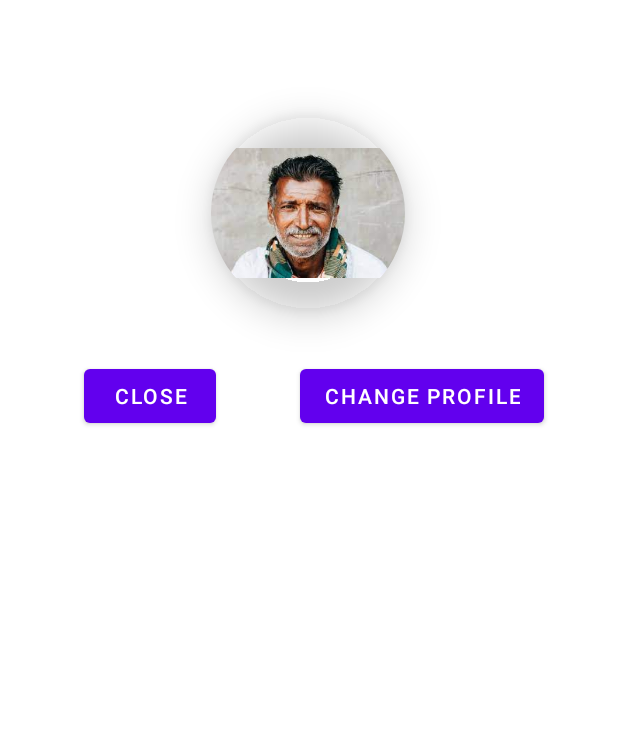
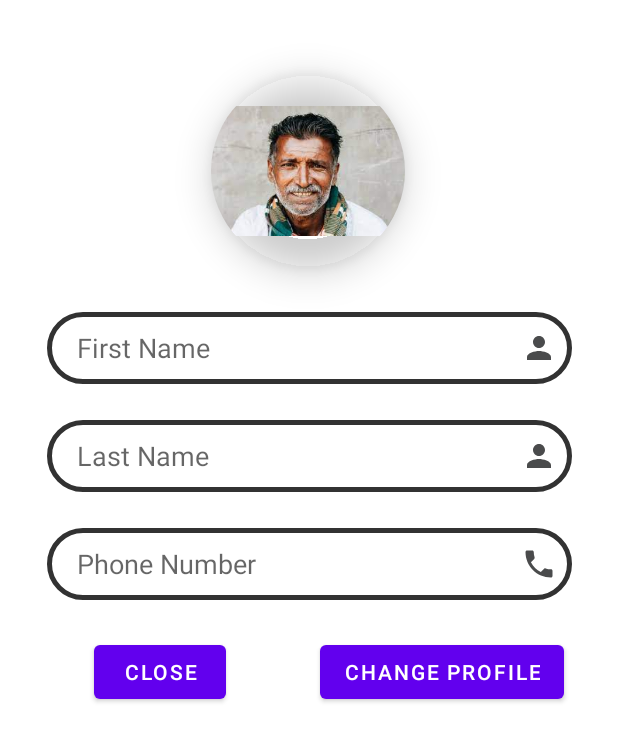
Before and after one commit to YashitaKumar/Chit-Fund-Management-App, an Android app: the screen it shows after launch once a user with an empty profile is signed in (ChangeProfilePicture before the commit, ChangeProfile after it), after a tap on "CRUD", on a phone screen of 412 x 824 dp. Shown: the top 741 px of the screen. Run offline under Robolectric (Android 15) with nearby library versions, the phone set to English and light mode, and no system bars; our stand-ins replace Firebase (no records; nobody signed in at launch, a user with empty details on screens opened directly), Picasso.

Commit message:
Added change profile functionalities in CRUD element in DashboardActivity

```diff
--- a/app/build.gradle
+++ b/app/build.gradle
@@ -44,6 +44,7 @@ dependencies {
     implementation platform('com.google.firebase:firebase-bom:30.1.0')
     implementation 'com.squareup.picasso:picasso:2.8'
     implementation 'com.google.firebase:firebase-storage:20.0.1'
+    implementation 'com.google.firebase:firebase-firestore:24.2.0'
     testImplementation 'junit:junit:4.+'
     androidTestImplementation 'androidx.test.ext:junit:1.1.3'
     androidTestImplementation 'androidx.test.espresso:espresso-core:3.4.0'
--- a/app/src/main/AndroidManifest.xml
+++ b/app/src/main/AndroidManifest.xml
@@ -13,7 +13,7 @@
             android:name=".ResetPasswordActivity"
             android:exported="false" />
         <activity
-            android:name=".ChangeProfilePicture"
+            android:name=".ChangeProfile"
             android:exported="false" />
         <activity
             android:name=".DashboardActivity"
--- /dev/null
+++ b/app/src/main/java/com/example/chitfund/ChangeProfile.java
@@ -0,0 +1,172 @@
+package com.example.chitfund;
+
+import android.app.Activity;
+import android.content.Intent;
+import android.net.Uri;
+import android.os.Bundle;
+import android.provider.MediaStore;
+import android.view.View;
+import android.widget.Button;
+import android.widget.EditText;
+import android.widget.TextView;
+import android.widget.Toast;
+
+import androidx.annotation.NonNull;
+import androidx.annotation.Nullable;
+import androidx.appcompat.app.AppCompatActivity;
+
+import com.google.android.gms.tasks.OnFailureListener;
+import com.google.android.gms.tasks.OnSuccessListener;
+import com.google.android.material.imageview.ShapeableImageView;
+import com.google.firebase.auth.FirebaseAuth;
+import com.google.firebase.auth.FirebaseUser;
+import com.google.firebase.database.DataSnapshot;
+import com.google.firebase.database.DatabaseError;
+import com.google.firebase.database.DatabaseReference;
+import com.google.firebase.database.FirebaseDatabase;
+import com.google.firebase.database.ValueEventListener;
+import com.google.firebase.firestore.DocumentReference;
+import com.google.firebase.firestore.FirebaseFirestore;
+import com.google.firebase.storage.FirebaseStorage;
+import com.google.firebase.storage.StorageReference;
+import com.google.firebase.storage.UploadTask;
+import com.squareup.picasso.Picasso;
+
+import java.util.HashMap;
+import java.util.Map;
+
+public class ChangeProfile extends AppCompatActivity implements View.OnClickListener {
+
+    private ShapeableImageView shapeableImageViewProfilePicture;
+    private Button closeButton;
+    private Button ButtonChangeProfile;
+    private EditText fName,lName,phoneNumber;
+
+    private final static int galleryRequestCode = 69;
+
+    private FirebaseAuth mAuth;
+    private DatabaseReference fDatabase;
+
+    private StorageReference storageReference;
+    private StorageReference profileReference;
+
+    //on creating the activity
+    @Override
+    protected void onCreate(Bundle savedInstanceState) {
+        super.onCreate(savedInstanceState);
+        setContentView(R.layout.activity_change_profile_picture);
+
+        //Defining the variables
+        mAuth = FirebaseAuth.getInstance();
+        storageReference = FirebaseStorage.getInstance().getReference();
+        fDatabase = FirebaseDatabase.getInstance().getReference("Users");
+
+        shapeableImageViewProfilePicture = findViewById(R.id.shapeableImageViewProfilePicture);
+        closeButton = findViewById(R.id.ButtonClose);
+        ButtonChangeProfile = findViewById(R.id.buttonChange);
+        fName = findViewById(R.id.editTextFName);
+        lName = findViewById(R.id.editTextLName);
+        phoneNumber = findViewById(R.id.editTextPhoneNumber);
+        //downloading profile.jpg from firebase storage
+        profileReference = storageReference.child("Users/"+mAuth.getCurrentUser().getUid()+"/profile.jpg");
+        profileReference.getDownloadUrl().addOnSuccessListener(new OnSuccessListener<Uri>() {
+            @Override
+            public void onSuccess(Uri uri) {
+                Picasso.get().load(uri).into(shapeableImageViewProfilePicture);
+            }
+        }).addOnFailureListener(new OnFailureListener() {
+            @Override
+            public void onFailure(@NonNull Exception e) {
+                Toast.makeText(ChangeProfile.this, "Failed to load the profile picture!", Toast.LENGTH_SHORT).show();
+            }
+        });
+
+        fName.setText(DashboardActivity.fName, TextView.BufferType.EDITABLE);
+        lName.setText(DashboardActivity.lName, TextView.BufferType.EDITABLE);
+        phoneNumber.setText(DashboardActivity.phoneNo, TextView.BufferType.EDITABLE);
+
+        closeButton.setOnClickListener(this);
+        ButtonChangeProfile.setOnClickListener(this);
+        shapeableImageViewProfilePicture.setOnClickListener(this);
+    }
+
+    private void changeProfile(){
+        if(fName.getText().toString().trim().isEmpty()||
+                lName.getText().toString().trim().isEmpty()||
+                phoneNumber.getText().toString().trim().isEmpty()){
+            Toast.makeText(this, "One or Many fields are empty.", Toast.LENGTH_SHORT).show();
+        }
+        HashMap<String,Object> user = new HashMap();
+
+        user.put("fName",fName.getText().toString().trim());
+        user.put("lName",lName.getText().toString().trim());
+        user.put("phoneNumber",phoneNumber.getText().toString().trim());
+
+        fDatabase.child(mAuth.getCurrentUser().getUid()).updateChildren(user).addOnSuccessListener(new OnSuccessListener<Void>() {
+            @Override
+            public void onSuccess(Void unused) {
+                startActivity(new Intent(ChangeProfile.this, DashboardActivity.class));
+                finish();
+            }
+        }).addOnFailureListener(new OnFailureListener() {
+            @Override
+            public void onFailure(@NonNull Exception e) {
+                Toast.makeText(ChangeProfile.this, e.getMessage(), Toast.LENGTH_SHORT).show();
+            }
+        });
+
+
+    }
+
+    @Override
+    protected void onActivityResult(int requestCode, int resultCode, @Nullable Intent data) {
+        super.onActivityResult(requestCode, resultCode, data);
+        if(requestCode==galleryRequestCode && resultCode== Activity.RESULT_OK){
+            Uri imageUri= data.getData();
+//            shapeableImageViewProfilePicture.setImageURI(imageUri);
+            uploadProfileImage(imageUri);
+        }
+    }
+
+    private void uploadProfileImage(Uri imageUri){
+        StorageReference fileRef = storageReference.child("Users/"+mAuth.getCurrentUser().getUid()+"/profile.jpg");
+        Toast.makeText(this, "Uploading! Just wait few seconds", Toast.LENGTH_SHORT).show();
+        fileRef.putFile(imageUri).addOnSuccessListener(new OnSuccessListener<UploadTask.TaskSnapshot>() {
+            @Override
+            public void onSuccess(UploadTask.TaskSnapshot taskSnapshot) {
+                Toast.makeText(ChangeProfile.this, "Uploaded", Toast.LENGTH_SHORT).show();
+                fileRef.getDownloadUrl().addOnSuccessListener(new OnSuccessListener<Uri>() {
+                    @Override
+                    public void onSuccess(Uri uri) {
+                        Picasso.get().load(uri).into(shapeableImageViewProfilePicture);
+                    }
+                });
+            }
+        }).addOnFailureListener(new OnFailureListener() {
+            @Override
+            public void onFailure(@NonNull Exception e) {
+                Toast.makeText(ChangeProfile.this, "Failed to upload", Toast.LENGTH_SHORT).show();
+            }
+        });
+    }
+
+    private void changingProfilePicture(){
+        Intent openGalleryIntent = new Intent(Intent.ACTION_PICK, MediaStore.Images.Media.EXTERNAL_CONTENT_URI);
+        startActivityForResult(openGalleryIntent,galleryRequestCode);
+    }
+
+    @Override
+    public void onClick(View view) {
+        switch (view.getId()){
+            case (R.id.ButtonClose):
+                finish();
+                break;
+            case (R.id.buttonChange):
+                changeProfile();
+                break;
+            case (R.id.shapeableImageViewProfilePicture):
+                changingProfilePicture();
+                break;
+        }
+    }
+}
--- a/app/src/main/java/com/example/chitfund/ChangeProfilePicture.java
+++ /dev/null
@@ -1,113 +0,0 @@
-package com.example.chitfund;
-
-import androidx.annotation.NonNull;
-import androidx.annotation.Nullable;
-import androidx.appcompat.app.AppCompatActivity;
-
-import android.app.Activity;
-import android.content.Intent;
-import android.net.Uri;
-import android.os.Bundle;
-import android.provider.MediaStore;
-import android.view.View;
-import android.widget.Button;
-import android.widget.TextView;
-import android.widget.Toast;
-
-import com.google.android.gms.tasks.OnFailureListener;
-import com.google.android.gms.tasks.OnSuccessListener;
-import com.google.android.material.imageview.ShapeableImageView;
-import com.google.firebase.auth.FirebaseAuth;
-import com.google.firebase.database.DatabaseReference;
-import com.google.firebase.database.FirebaseDatabase;
-import com.google.firebase.storage.FirebaseStorage;
-import com.google.firebase.storage.StorageReference;
-import com.google.firebase.storage.StorageTask;
-import com.google.firebase.storage.UploadTask;
-import com.squareup.picasso.Picasso;
-
-public class ChangeProfilePicture extends AppCompatActivity implements View.OnClickListener {
-
-    private ShapeableImageView shapeableImageViewProfilePicture;
-    private Button closeButton;
-    private Button ButtonChangeProfile;
-    private final static int galleryRequestCode = 69;
-
-    private DatabaseReference databaseReference;
-    private FirebaseAuth mAuth;
-
-    private Uri imageUri;
-    private String myUri="";
-    private StorageTask uploadTask;
-    private StorageReference storageReference;
-    private StorageReference profileReference;
-
-    @Override
-    protected void onCreate(Bundle savedInstanceState) {
-        super.onCreate(savedInstanceState);
-        setContentView(R.layout.activity_change_profile_picture);
-
-        mAuth = FirebaseAuth.getInstance();
-        storageReference = FirebaseStorage.getInstance().getReference();
-
-        shapeableImageViewProfilePicture = findViewById(R.id.shapeableImageViewProfilePicture);
-        closeButton = findViewById(R.id.ButtonClose);
-        ButtonChangeProfile = findViewById(R.id.buttonChange);
-
-
-
-        closeButton.setOnClickListener(this);
-        ButtonChangeProfile.setOnClickListener(this);
-    }
-
-
-    private void uploadProfileImage(Uri imageUri){
-        StorageReference fileRef = storageReference.child("Users/"+mAuth.getCurrentUser().getUid()+"/profile.jpg");
-        Toast.makeText(this, "Uploading! Just wait few seconds", Toast.LENGTH_SHORT).show();
-        fileRef.putFile(imageUri).addOnSuccessListener(new OnSuccessListener<UploadTask.TaskSnapshot>() {
-            @Override
-            public void onSuccess(UploadTask.TaskSnapshot taskSnapshot) {
-                Toast.makeText(ChangeProfilePicture.this, "Uploaded", Toast.LENGTH_SHORT).show();
-                fileRef.getDownloadUrl().addOnSuccessListener(new OnSuccessListener<Uri>() {
-                    @Override
-                    public void onSuccess(Uri uri) {
-                        Picasso.get().load(uri).into(shapeableImageViewProfilePicture);
-                    }
-                });
-            }
-        }).addOnFailureListener(new OnFailureListener() {
-            @Override
-            public void onFailure(@NonNull Exception e) {
-                Toast.makeText(ChangeProfilePicture.this, "Failed to upload", Toast.LENGTH_SHORT).show();
-            }
-        });
-    }
-
-    @Override
-    protected void onActivityResult(int requestCode, int resultCode, @Nullable Intent data) {
-        super.onActivityResult(requestCode, resultCode, data);
-        if(requestCode==galleryRequestCode && resultCode== Activity.RESULT_OK){
-            Uri imageUri= data.getData();
-//            shapeableImageViewProfilePicture.setImageURI(imageUri);
-            uploadProfileImage(imageUri);
-        }
-    }
-
-    private void changeProfileImage(){
-        Intent openGalleryIntent = new Intent(Intent.ACTION_PICK, MediaStore.Images.Media.EXTERNAL_CONTENT_URI);
-        startActivityForResult(openGalleryIntent,galleryRequestCode);
-    }
-
-    @Override
-    public void onClick(View view) {
-        switch (view.getId()){
-            case (R.id.ButtonClose):
-                finish();
-                break;
-            case (R.id.buttonChange):
-                changeProfileImage();
-                break;
-        }
-    }
-
-}
--- a/app/src/main/java/com/example/chitfund/DashboardActivity.java
+++ b/app/src/main/java/com/example/chitfund/DashboardActivity.java
@@ -6,6 +6,7 @@ import androidx.cardview.widget.CardView;
 
 import android.annotation.SuppressLint;
 import android.content.Intent;
+import android.graphics.drawable.Drawable;
 import android.net.Uri;
 import android.os.Bundle;
 import android.util.Log;
@@ -37,11 +38,15 @@ public class DashboardActivity extends AppCompatActivity implements View.OnClick
     private TextView UserName;
     private TextView UserId;
 
+
     private ShapeableImageView shapeableImageViewProfileImage;
+
+    public static String fName,lName,phoneNo,emailId;
 
     private FirebaseAuth mAuth;
     private StorageReference storageReference;
     private StorageReference profileReference;
+
 
     private String userID;
 
@@ -53,6 +58,7 @@ public class DashboardActivity extends AppCompatActivity implements View.OnClick
 
         ChangeProfileImage = findViewById(R.id.CRUD);
         shapeableImageViewProfileImage = findViewById(R.id.shapeableImageViewProfileImage);
+
 
         PhoneNumber = findViewById(R.id.TextViewUserPhoneNumber);
         EmailId = findViewById(R.id.TextViewUserEmailId);
@@ -78,7 +84,7 @@ public class DashboardActivity extends AppCompatActivity implements View.OnClick
         });
 
 
-        String emailId= mAuth.getCurrentUser().getEmail().toString().trim();
+        emailId= mAuth.getCurrentUser().getEmail().toString().trim();
         EmailId.setText("Email ID: "+ emailId);
         UserId.setText("UID: "+ mAuth.getCurrentUser().getUid().toString().trim());
 
@@ -87,7 +93,6 @@ public class DashboardActivity extends AppCompatActivity implements View.OnClick
         Log.v("USERID",userRef.getKey());
 
         userRef.addValueEventListener(new ValueEventListener() {
-            String fName,lName,phoneNo,emailID;
             @Override
             public void onDataChange(@NonNull DataSnapshot snapshot) {
                 for (DataSnapshot keyId: snapshot.getChildren()) {
@@ -100,7 +105,6 @@ public class DashboardActivity extends AppCompatActivity implements View.OnClick
                 }
                 UserName.setText(fName+" "+lName);
                 PhoneNumber.setText("Phone No.: "+phoneNo);
-
             }
 
             @Override
@@ -110,7 +114,6 @@ public class DashboardActivity extends AppCompatActivity implements View.OnClick
             }
         });
 
-
         LogoutButton.setOnClickListener(this);
         ChangeProfileImage.setOnClickListener(this);
     }
@@ -118,6 +121,9 @@ public class DashboardActivity extends AppCompatActivity implements View.OnClick
     private void UserLogOut() {
         mAuth.signOut();
         finish();
+    }
+    private void changeProfile(){
+       startActivity(new Intent(this, ChangeProfile.class));
     }
 
     @Override
@@ -127,7 +133,7 @@ public class DashboardActivity extends AppCompatActivity implements View.OnClick
                 UserLogOut();
                 break;
             case (R.id.CRUD):
-                startActivity(new Intent(this,ChangeProfilePicture.class));
+                changeProfile();
                 break;
         }
     }
--- a/app/src/main/res/layout/activity_change_profile_picture.xml
+++ b/app/src/main/res/layout/activity_change_profile_picture.xml
@@ -4,15 +4,74 @@
     xmlns:tools="http://schemas.android.com/tools"
     android:layout_width="match_parent"
     android:layout_height="match_parent"
-    tools:context=".ChangeProfilePicture">
+    tools:context=".ChangeProfile">
 
+
+    <EditText
+        android:id="@+id/editTextPhoneNumber"
+        android:layout_width="350dp"
+        android:layout_height="wrap_content"
+        android:layout_marginTop="24dp"
+        android:autofillHints=""
+        android:background="@drawable/input_bg"
+        android:drawableEnd="@drawable/ic_phone"
+        android:ems="10"
+        android:hint="@string/phone_number"
+        android:inputType="phone"
+        android:minHeight="48dp"
+        android:paddingStart="20dp"
+        android:paddingTop="10dp"
+        android:paddingEnd="10dp"
+        android:paddingBottom="10dp"
+        app:layout_constraintStart_toStartOf="@+id/editTextLName"
+        app:layout_constraintTop_toBottomOf="@+id/editTextLName" />
+
+    <EditText
+        android:id="@+id/editTextLName"
+        android:layout_width="350dp"
+        android:layout_height="wrap_content"
+        android:layout_marginTop="24dp"
+        android:autofillHints=""
+        android:background="@drawable/input_bg"
+        android:drawableEnd="@drawable/ic_person"
+        android:ems="10"
+        android:hint="@string/last_name"
+        android:inputType="textPersonName"
+        android:minHeight="48dp"
+        android:paddingStart="20dp"
+        android:paddingTop="10dp"
+        android:paddingEnd="10dp"
+        android:paddingBottom="10dp"
+        app:layout_constraintStart_toStartOf="@+id/editTextFName"
+        app:layout_constraintTop_toBottomOf="@+id/editTextFName" />
+
+    <EditText
+        android:id="@+id/editTextFName"
+        android:layout_width="350dp"
+        android:layout_height="wrap_content"
+        android:layout_marginTop="24dp"
+        android:autofillHints=""
+        android:background="@drawable/input_bg"
+        android:drawableEnd="@drawable/ic_person"
+        android:ems="10"
+        android:hint="@string/first_name"
+        android:inputType="textPersonName"
+        android:minHeight="48dp"
+        android:paddingStart="20dp"
+        android:paddingTop="10dp"
+        android:paddingEnd="10dp"
+        android:paddingBottom="10dp"
+        app:layout_constraintEnd_toEndOf="parent"
+        app:layout_constraintHorizontal_bias="0.5"
+        app:layout_constraintStart_toStartOf="parent"
+        app:layout_constraintTop_toBottomOf="@+id/shapeableImageViewProfilePicture" />
 
     <com.google.android.material.imageview.ShapeableImageView
         android:id="@+id/shapeableImageViewProfilePicture"
         android:layout_width="140dp"
         android:layout_height="140dp"
         android:layout_centerHorizontal="true"
-        android:layout_marginTop="72dp"
+        android:layout_marginTop="44dp"
         android:elevation="15dp"
         android:padding="5dp"
         android:src="@drawable/person"
@@ -36,13 +95,11 @@
         android:id="@+id/buttonChange"
         android:layout_width="wrap_content"
         android:layout_height="wrap_content"
-        android:layout_marginTop="28dp"
-        android:layout_marginEnd="76dp"
+        android:layout_marginTop="24dp"
+        android:layout_marginEnd="36dp"
         android:text="@string/change_profile"
         app:layout_constraintEnd_toEndOf="parent"
-        app:layout_constraintHorizontal_bias="0.74"
-        app:layout_constraintStart_toEndOf="@+id/shapeableImageViewProfilePicture"
-        app:layout_constraintTop_toBottomOf="@+id/shapeableImageViewProfilePicture"
+        app:layout_constraintTop_toBottomOf="@+id/editTextPhoneNumber"
         tools:ignore="DuplicateSpeakableTextCheck" />
 
 </androidx.constraintlayout.widget.ConstraintLayout>
--- a/app/src/main/res/layout/activity_lists.xml
+++ b/app/src/main/res/layout/activity_lists.xml
@@ -21,9 +21,11 @@
         android:layout_height="wrap_content"
         android:layout_gravity="end|bottom"
         android:layout_margin="32dp"
+        android:contentDescription="@string/todo"
         app:backgroundTint="@color/primaryColor"
         app:borderWidth="0dp"
         app:srcCompat="@drawable/plus"
-        app:tint="@color/modeColor" />
+        app:tint="@color/modeColor"
+        tools:ignore="SpeakableTextPresentCheck,ImageContrastCheck" />
 
 </androidx.coordinatorlayout.widget.CoordinatorLayout>
--- a/app/src/main/res/values/colors.xml
+++ b/app/src/main/res/values/colors.xml
@@ -9,4 +9,6 @@
     <color name="white">#FFFFFFFF</color>
     <color name="yellow">#F8BB00</color>
     <color name="blue">#2579F5</color>
+    <color name="modeColor">#F8F3C9</color>
+    <color name="primaryColor">#FF9800</color>
 </resources>
```
Also changed, not shown: gradle/wrapper/gradle-wrapper.properties, 5 other files.
